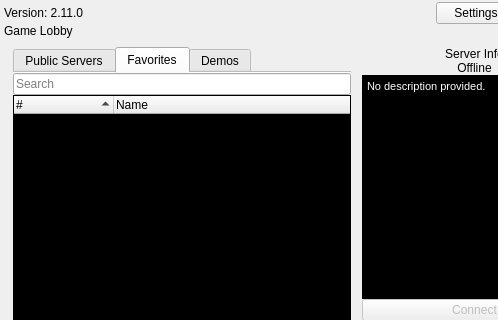
First picture: the form in resource/ui/lobby.ui, repository AttorneyOnline/AO2-Client, before the edit; both pictures show x 0 to 498 and y 0 to 320 of the 600 by 550 pixel window.
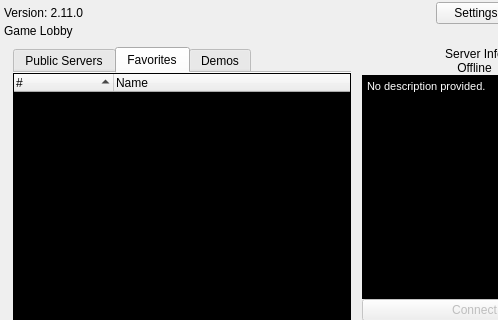
Second picture: the form after the edit. The open tabs and pages were chosen to show the change.

```diff
--- a/resource/ui/lobby.ui
+++ b/resource/ui/lobby.ui
@@ -256,7 +256,7 @@
              <property name="spacing">
               <number>0</number>
              </property>
-             <item row="1" column="0">
+             <item row="0" column="0">
               <widget class="QTreeWidget" name="favorites_tree">
                <property name="contextMenuPolicy">
                 <enum>Qt::CustomContextMenu</enum>
@@ -285,13 +285,6 @@
                </column>
               </widget>
              </item>
-             <item row="0" column="0">
-              <widget class="QLineEdit" name="favorites_search">
-               <property name="placeholderText">
-                <string>Search</string>
-               </property>
-              </widget>
-             </item>
             </layout>
            </widget>
            <widget class="QWidget" name="demo_tab">
```
Left out of the diff: 9 changed lines with no effect on the pictures.
